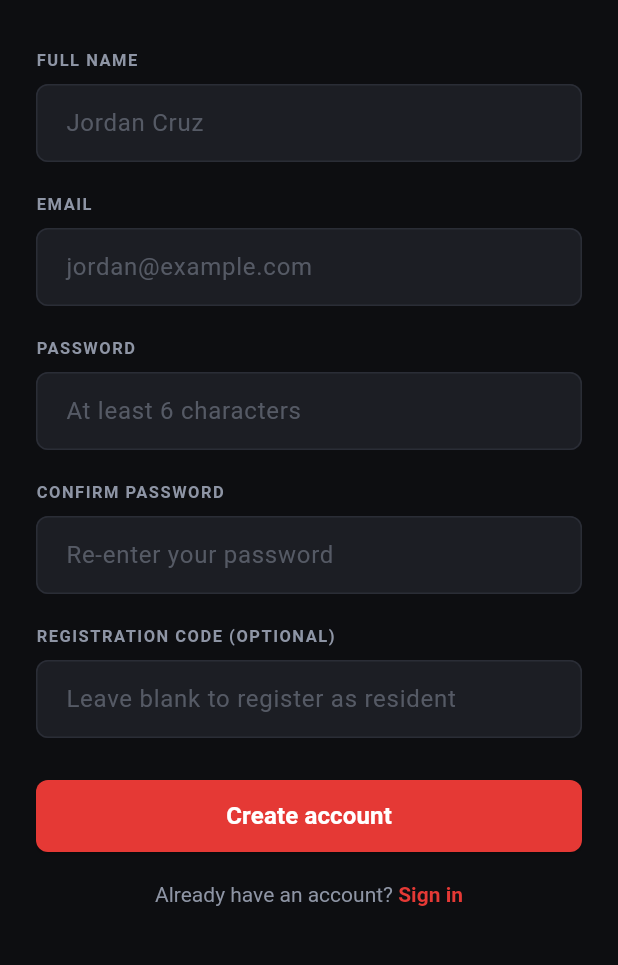
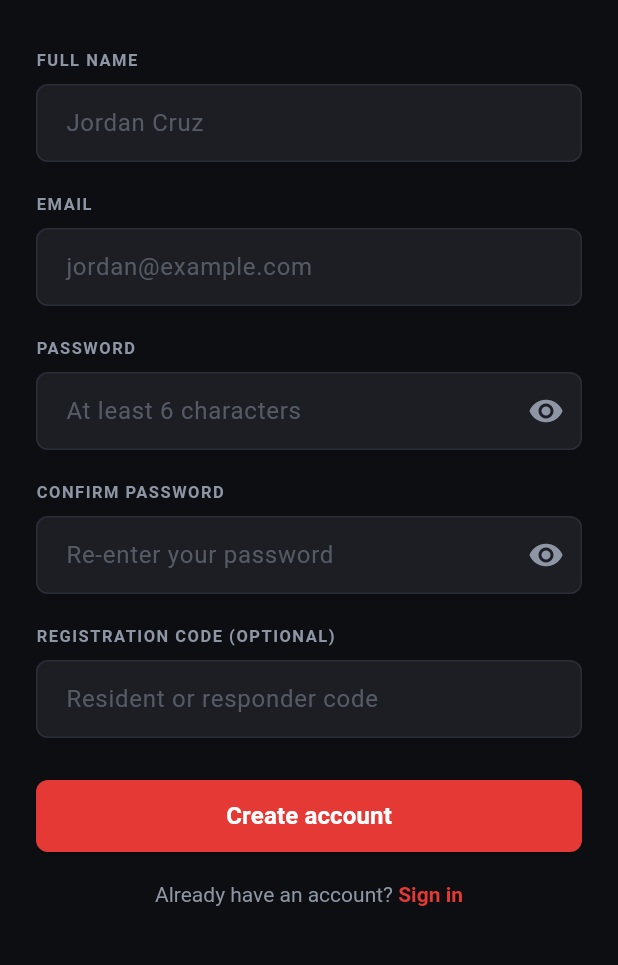
Before and after one commit to clueweh/ourwatch, a Flutter app: the RegisterScreen screen opened directly, on a phone screen of 412 x 824 dp, the part 252-1217 px from its top. Run offline on Flutter 3.47's test engine with Material 3 defaults, Android fonts, the phone set to English and light mode, and no system bars; our stand-ins replace cloud_firestore, firebase_auth, firebase_core, geocoding, geolocator, image_picker; accounts and stored records are empty.

Commit message:
Add password visibility toggles

```diff
--- a/lib/screens/register_screen.dart
+++ b/lib/screens/register_screen.dart
@@ -19,6 +19,9 @@ class _RegisterScreenState extends State<RegisterScreen> {
   final _codeController = TextEditingController();
   String? _error;
   bool _isLoading = false;
+  bool _isPasswordVisible = false;
+  bool _isConfirmPasswordVisible = false;
+  bool _isRegistrationCodeVisible = false;
 
   @override
   void dispose() {
@@ -141,8 +144,21 @@ class _RegisterScreenState extends State<RegisterScreen> {
               const SizedBox(height: 8),
               TextField(
                 controller: _passwordController,
-                obscureText: true,
-                decoration: _inputDecoration('At least 6 characters'),
+                obscureText: !_isPasswordVisible,
+                decoration: _inputDecoration('At least 6 characters').copyWith(
+                  suffixIcon: IconButton(
+                    tooltip: _isPasswordVisible ? 'Hide password' : 'Show password',
+                    icon: Icon(
+                      _isPasswordVisible
+                          ? Icons.visibility_off
+                          : Icons.visibility,
+                      color: AppColors.textSecondary,
+                    ),
+                    onPressed: () {
+                      setState(() => _isPasswordVisible = !_isPasswordVisible);
+                    },
+                  ),
+                ),
                 style: const TextStyle(color: Colors.white),
               ),
               const SizedBox(height: 20),
@@ -150,8 +166,26 @@ class _RegisterScreenState extends State<RegisterScreen> {
               const SizedBox(height: 8),
               TextField(
                 controller: _confirmPasswordController,
-                obscureText: true,
-                decoration: _inputDecoration('Re-enter your password'),
+                obscureText: !_isConfirmPasswordVisible,
+                decoration: _inputDecoration(
+                  'Re-enter your password',
+                ).copyWith(
+                  suffixIcon: IconButton(
+                    tooltip: _isConfirmPasswordVisible
+                        ? 'Hide password'
+                        : 'Show password',
+                    icon: Icon(
+                      _isConfirmPasswordVisible
+                          ? Icons.visibility_off
+                          : Icons.visibility,
+                      color: AppColors.textSecondary,
+                    ),
+                    onPressed: () {
+                      setState(() => _isConfirmPasswordVisible =
+                          !_isConfirmPasswordVisible);
+                    },
+                  ),
+                ),
                 style: const TextStyle(color: Colors.white),
               ),
               const SizedBox(height: 20),
@@ -159,7 +193,7 @@ class _RegisterScreenState extends State<RegisterScreen> {
               const SizedBox(height: 8),
               TextField(
                 controller: _codeController,
-                decoration: _inputDecoration('Leave blank to register as resident'),
+                decoration: _inputDecoration('Resident or responder code'),
                 style: const TextStyle(color: Colors.white),
               ),
               if (_error != null) ...[
```
Also changed, not shown: lib/screens/sign_in_screen.dart (+14 -2 lines).
